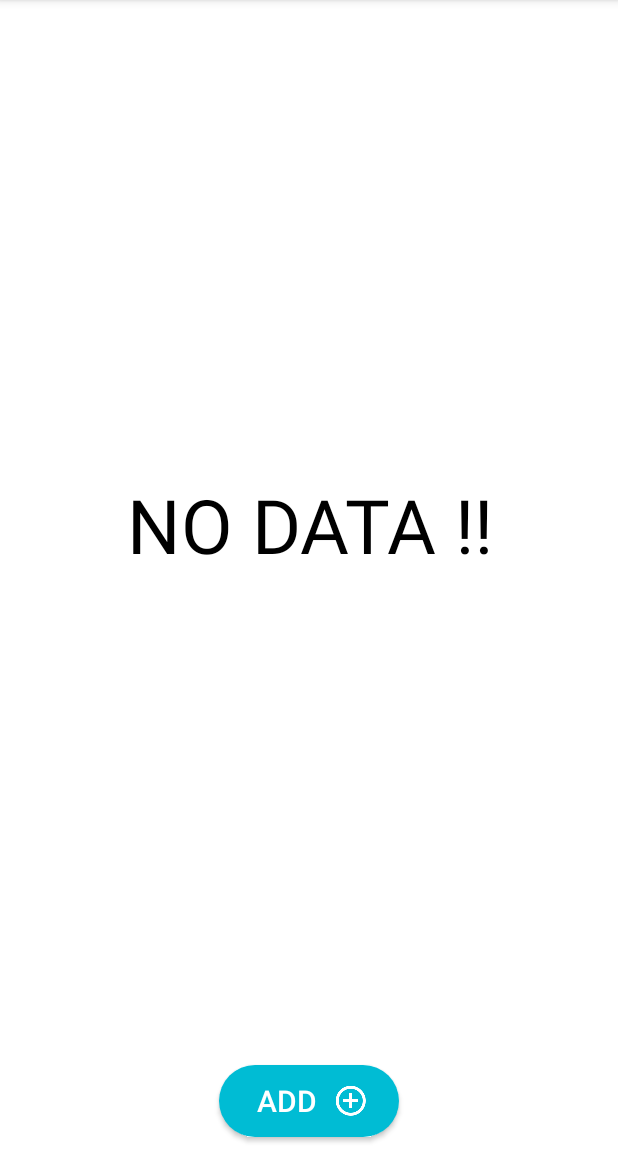
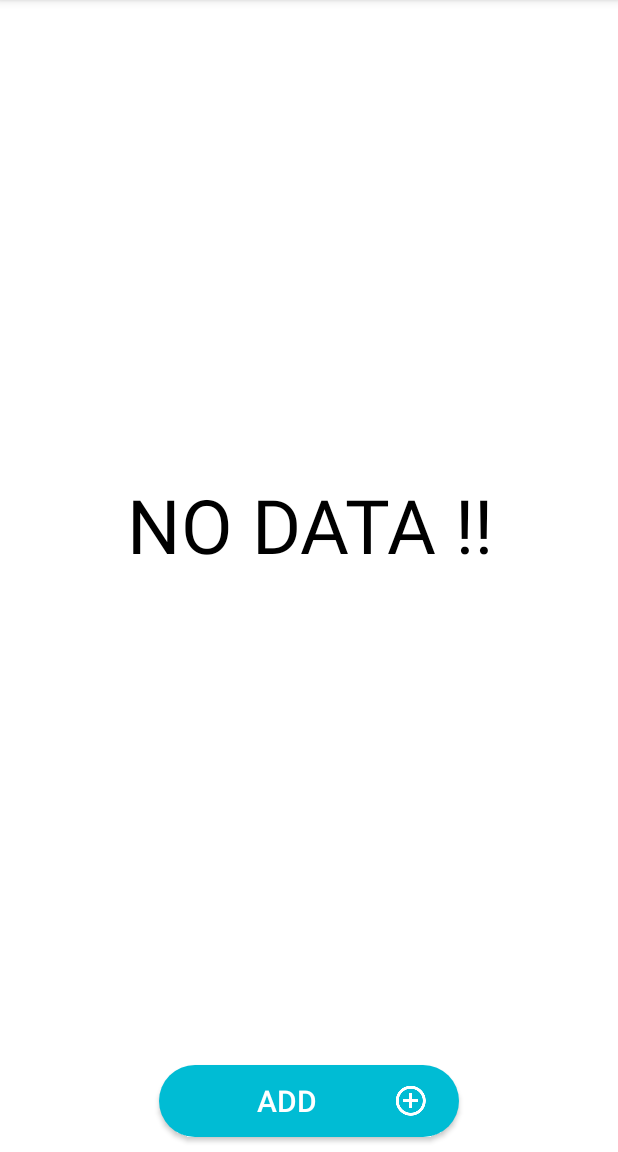
Before and after one commit to ESHVAR289/Gallery, an Android app: the screen it shows after launch (LauncherActivity), on a phone screen of 412 x 824 dp, the part 84-1236 px from its top. Run offline under Robolectric (Android 15) with nearby library versions, the phone set to English and light mode, and no system bars; libraries missing offline, so code that uses them is left out: com.nostra13.universalimageloader; 8 statements that could not run were skipped.

Commit message:
Some modification into the layout files.

```diff
--- a/src/main/java/com/einfoplanet/gallery/GalleryActivity.java
+++ b/src/main/java/com/einfoplanet/gallery/GalleryActivity.java
@@ -59,12 +59,14 @@ public class GalleryActivity extends AppCompatActivity implements View.OnClickLi
             txtCount.setTextColor(getResources().getColor(android.R.color.white));
             toolbar.setBackgroundColor(getResources().getColor(R.color.colorPrimaryDark));
             selectImages.setVisibility(View.VISIBLE);
+            selectImages.setTextColor(getResources().getColor(android.R.color.white));
             imgBack.setImageDrawable(getResources().getDrawable(R.drawable.ic_arrow_back_white));
         } else {
             toolbar.setBackgroundColor(getResources().getColor(android.R.color.white));
             txtCount.setTextColor(getResources().getColor(android.R.color.black));
             txtCount.setText("All Media");
             selectImages.setVisibility(View.VISIBLE);
+            selectImages.setTextColor(getResources().getColor(android.R.color.black));
             imgBack.setImageDrawable(getResources().getDrawable(R.drawable.ic_arrow_back_black));
         }
     }
@@ -212,12 +214,14 @@ public class GalleryActivity extends AppCompatActivity implements View.OnClickLi
             txtCount.setTextColor(getResources().getColor(android.R.color.white));
             toolbar.setBackgroundColor(getResources().getColor(R.color.colorPrimaryDark));
             selectImages.setVisibility(View.VISIBLE);
+            selectImages.setTextColor(getResources().getColor(android.R.color.white));
             imgBack.setImageDrawable(getResources().getDrawable(R.drawable.ic_arrow_back_white));
         } else {
             toolbar.setBackgroundColor(getResources().getColor(android.R.color.white));
             txtCount.setTextColor(getResources().getColor(android.R.color.black));
             txtCount.setText("All Media");
             selectImages.setVisibility(View.VISIBLE);
+            selectImages.setTextColor(getResources().getColor(android.R.color.black));
             imgBack.setImageDrawable(getResources().getDrawable(R.drawable.ic_arrow_back_black));
         }
 
--- a/src/main/java/com/einfoplanet/gallery/LauncherActivity.java
+++ b/src/main/java/com/einfoplanet/gallery/LauncherActivity.java
@@ -29,7 +29,7 @@ public class LauncherActivity extends AppCompatActivity implements View.OnClickL
     public static final String KEY_IMAGE_DATA_FROM_LAUNCHER_SCREEN = "launcher_screen_data";
     private ArrayList<ImgDetailDO> selectedImagesToSendOnGridActivity;
     private TextView txtNoData;
-    private static final int SEND_SMS_FROM_SELECTED_SIM_CARD = 102;
+    private static final int READ_EXTERNAL_STORAGE_PERMISSION_CONST = 102;
 
     @Override
     protected void onCreate(Bundle savedInstanceState) {
@@ -69,7 +69,7 @@ public class LauncherActivity extends AppCompatActivity implements View.OnClickL
                         } else {
                             ActivityCompat.requestPermissions(
                                     LauncherActivity.this, new String[]{
-                                            Manifest.permission.READ_EXTERNAL_STORAGE}, SEND_SMS_FROM_SELECTED_SIM_CARD);
+                                            Manifest.permission.READ_EXTERNAL_STORAGE}, READ_EXTERNAL_STORAGE_PERMISSION_CONST);
                         }
                     } else {
                         //Start Custom Gallery Activity by passing intent id
@@ -112,7 +112,7 @@ public class LauncherActivity extends AppCompatActivity implements View.OnClickL
     @Override
     public void onRequestPermissionsResult(int requestCode, @NonNull String[] permissions, @NonNull int[] grantResults) {
         switch (requestCode) {
-            case SEND_SMS_FROM_SELECTED_SIM_CARD:
+            case READ_EXTERNAL_STORAGE_PERMISSION_CONST:
                 if (grantResults.length > 0) {
                     if (grantResults[0] == PackageManager.PERMISSION_GRANTED
                             && grantResults[1] == PackageManager.PERMISSION_GRANTED) {
@@ -174,9 +174,7 @@ public class LauncherActivity extends AppCompatActivity implements View.OnClickL
         builder.setPositiveButton("Yes", new DialogInterface.OnClickListener() {
             public void onClick(@SuppressWarnings("unused") final DialogInterface dialog, @SuppressWarnings("unused") final int id) {
                 dialog.cancel();
-                ActivityCompat.requestPermissions(LauncherActivity.this, new String[]{Manifest.permission.READ_EXTERNAL_STORAGE}, SEND_SMS_FROM_SELECTED_SIM_CARD);
-//                Intent gpsIntent = new Intent(android.provider.Settings.ACTION_LOCATION_SOURCE_SETTINGS);
-//                startActivityForResult(gpsIntent, 10009);
+                ActivityCompat.requestPermissions(LauncherActivity.this, new String[]{Manifest.permission.READ_EXTERNAL_STORAGE}, READ_EXTERNAL_STORAGE_PERMISSION_CONST);
 
             }
         });
--- a/src/main/res/layout/activity_main.xml
+++ b/src/main/res/layout/activity_main.xml
@@ -22,11 +22,12 @@
         android:layout_height="0dp"
         android:layout_weight="1"
         android:visibility="gone"
-        layout="@layout/grid_view_layout" />
+        layout="@layout/grid_view_layout"
+        android:layout_margin="5dp"/>
 
     <android.support.v7.widget.AppCompatButton
         android:id="@+id/openCustomGallery"
-        android:layout_width="120dp"
+        android:layout_width="200dp"
         android:layout_height="wrap_content"
         android:paddingRight="20dp"
         android:paddingLeft="20dp"
```
